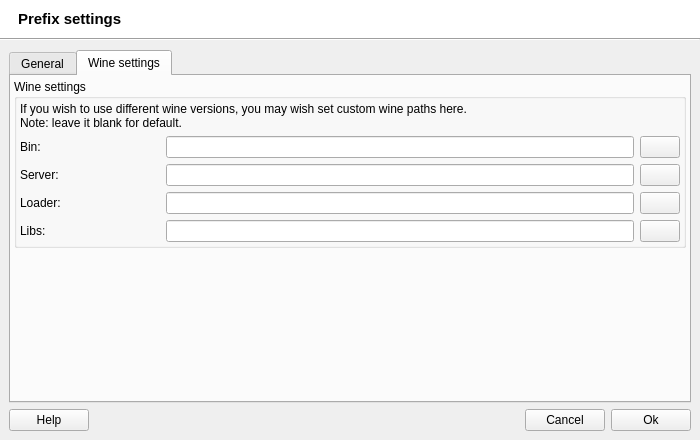
Qt form src/q4wine-gui/uis/PrefixSettings.ui (brezerk/q4wine) before a commit.
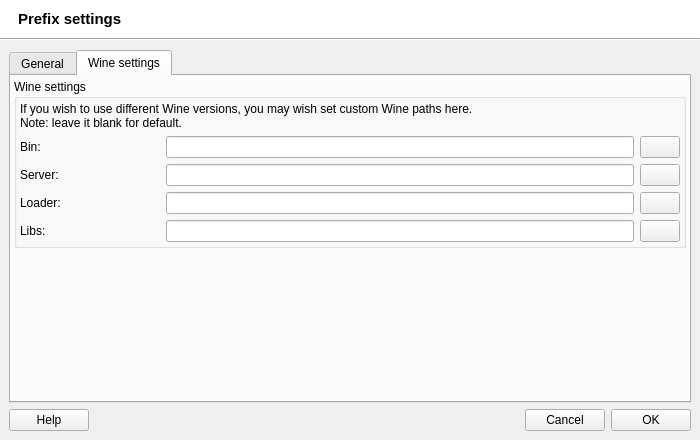
The same form after that commit. The open tabs and pages were chosen to show the change. Icons and pictures are not drawn.

```diff
--- a/src/q4wine-gui/uis/PrefixSettings.ui
+++ b/src/q4wine-gui/uis/PrefixSettings.ui
@@ -435,7 +435,7 @@
                 </sizepolicy>
                </property>
                <property name="text">
-                <string>If you wish to use different wine versions, you may wish set custom wine paths here.
+                <string>If you wish to use different Wine versions, you may wish set custom Wine paths here.
 Note: leave it blank for default.</string>
                </property>
                <property name="scaledContents">
@@ -674,7 +674,7 @@
         <item>
          <widget class="QPushButton" name="cmdOk">
           <property name="text">
-           <string>Ok</string>
+           <string>OK</string>
           </property>
          </widget>
         </item>
```
Left out of the diff: 2 changed lines with no effect on the pictures.
